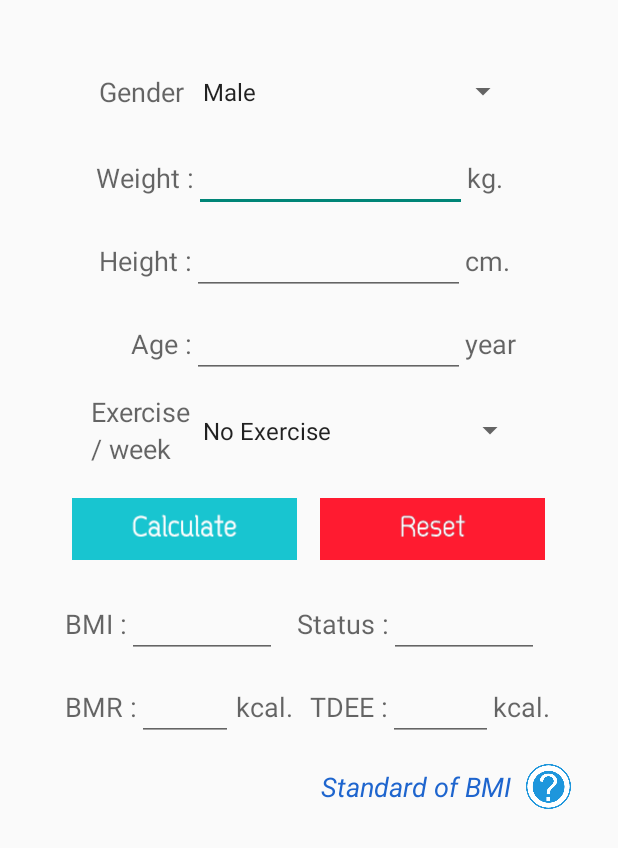
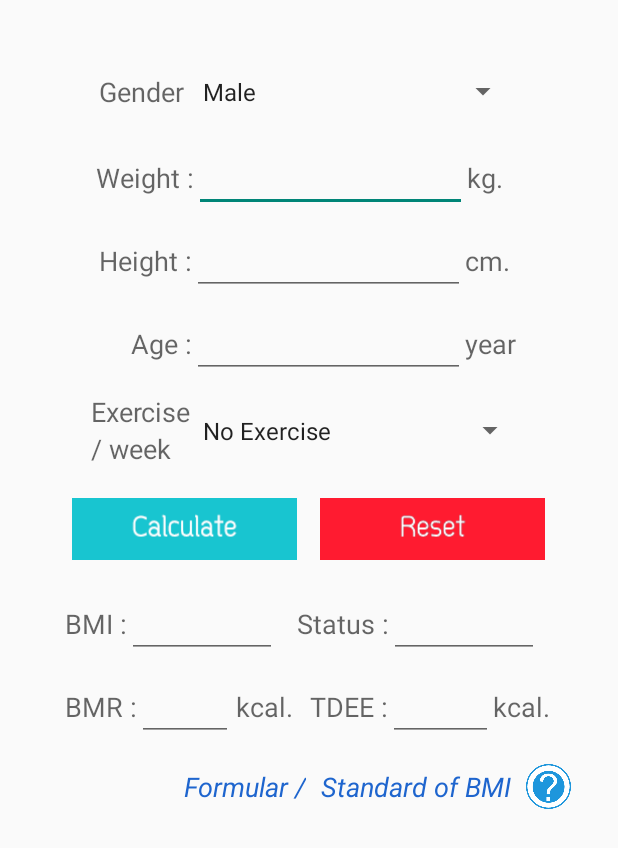
Before and after one commit to SorSafe/RealRunner, an Android app: the Calculate screen opened directly, with no data from a screen before it, on a phone screen of 412 x 824 dp. Shown: the top 848 px of the screen. Run offline under Robolectric (Android 15) with nearby library versions, the light colour scheme and no system bars.

Commit message:
update  code (last)

```diff
--- a/app/src/main/java/com/example/acerth/realrunner/Calculate.java
+++ b/app/src/main/java/com/example/acerth/realrunner/Calculate.java
@@ -35,6 +35,7 @@ public class Calculate extends Activity {
     private String genderChosen;
     private ImageView mQuestion;
     private TextView bStandard;
+    private TextView bFormular;
 
     EditText wieghtValue;
     EditText hieghtValue;
@@ -157,7 +158,7 @@ public class Calculate extends Activity {
                 AlertDialog.Builder builder =
                         new AlertDialog.Builder(Calculate.this);
                 builder.setMessage("BMI คือ ค่าที่บ่งบอกภาวะอ้วนและผอมในผู้ใหญ่\n" +
-                        "\nStatus คือ สถานะบ่งบอกความอ้วนและผอมในผู้ใหญ่\n"+
+                        "\nStatus คือ สถานะบ่งบอกความอ้วนและผอมในผู้ใหญ่\n" +
                         "\nBMR คือ อัตราการความต้องการเผาผลาญพื้นฐานในชีวิตประจำวัน\n" +
                         "\nTDEE คือ พลังงานที่ใช้ทั้งหมดในชีวิตประจำวัน\n");
                 builder.setPositiveButton("OK", new DialogInterface.OnClickListener() {
@@ -193,7 +194,42 @@ public class Calculate extends Activity {
                 builder.show();
             }
         });
+
+        bFormular = (TextView) findViewById(R.id.fromular);
+        bFormular.setOnClickListener(new View.OnClickListener() {
+            @Override
+            public void onClick(View view) {
+                AlertDialog.Builder builder =
+                        new AlertDialog.Builder(Calculate.this);
+                builder.setMessage("*สูตรการคำนวณ BMI*" +
+                        "\n BMI = น่ำหนัก / ส่วนสูงยกกำลังสอง\n"+
+                        "\n*สูตรการคำนวณ BMR*" +
+                        "\n\n-สำหรับผู้ชาย \nBMR = 66 + (13.7*น้ำหนัก) + (5*ส่วนสูง) - (6.8*อายุ)"+
+                        "\n\n-สำหรับผู้หญิง \n" +
+                        "BMR = 665 + (9.6*น้ำหนัก) + (1.8*ส่วนสูง) - (4.7*อายุ)" +
+                        "\n\n*สูตรการคำนวณ TDEE*\n"+
+                        "\n-ไม่ได้ออกกำลังกาย" +
+                        "\nBMR * 1.2\n"+
+                        "\n-ออกกำลังกาย 1-3 วัน/สัปดาห์" +
+                        "\nBMR * 1.375\n"+
+                        "\n-ออกกำลังกาย 4-5 วัน/สัปดาห์" +
+                        "\nBMR * 1.55\n"+
+                        "\n-ออกกำลังกาย 6-7 วัน/สัปดาห์" +
+                        "\nBMR * 1.725\n"+
+                        "\n-ออกกำลังกายทุกวัน" +
+                        "\nBMR * 1.9\n");
+                builder.setPositiveButton("OK", new DialogInterface.OnClickListener() {
+                    public void onClick(DialogInterface dialog, int id) {
+                        dialog.dismiss();
+                    }
+                });
+                builder.show();
+            }
+        });
+
     }
+
+
 
     public void createdaysExerciseData(){
         daysExerciseData.add("No Exercise");
--- a/app/src/main/res/layout/layout_calculate.xml
+++ b/app/src/main/res/layout/layout_calculate.xml
@@ -295,6 +295,17 @@
             android:layout_width="wrap_content"
             android:layout_height="wrap_content"
             android:textAppearance="?android:attr/textAppearanceMedium"
+            android:text="Formular /"
+            android:layout_marginRight="10dp"
+            android:id="@+id/fromular"
+            android:textColor="#1e65ce"
+            android:textStyle="italic"
+            android:layout_gravity="center_vertical" />
+
+        <TextView
+            android:layout_width="wrap_content"
+            android:layout_height="wrap_content"
+            android:textAppearance="?android:attr/textAppearanceMedium"
             android:text="Standard of BMI"
             android:layout_marginRight="10dp"
             android:id="@+id/standard"
--- a/app/src/main/res/layout/layout_ranking.xml
+++ b/app/src/main/res/layout/layout_ranking.xml
@@ -4,7 +4,7 @@
     android:id="@+id/linear"
     android:layout_width="fill_parent"
     android:layout_height="match_parent"
-    android:background="#fff0bb">
+    android:background="#ffffff">
 
 
     <ImageView
```
